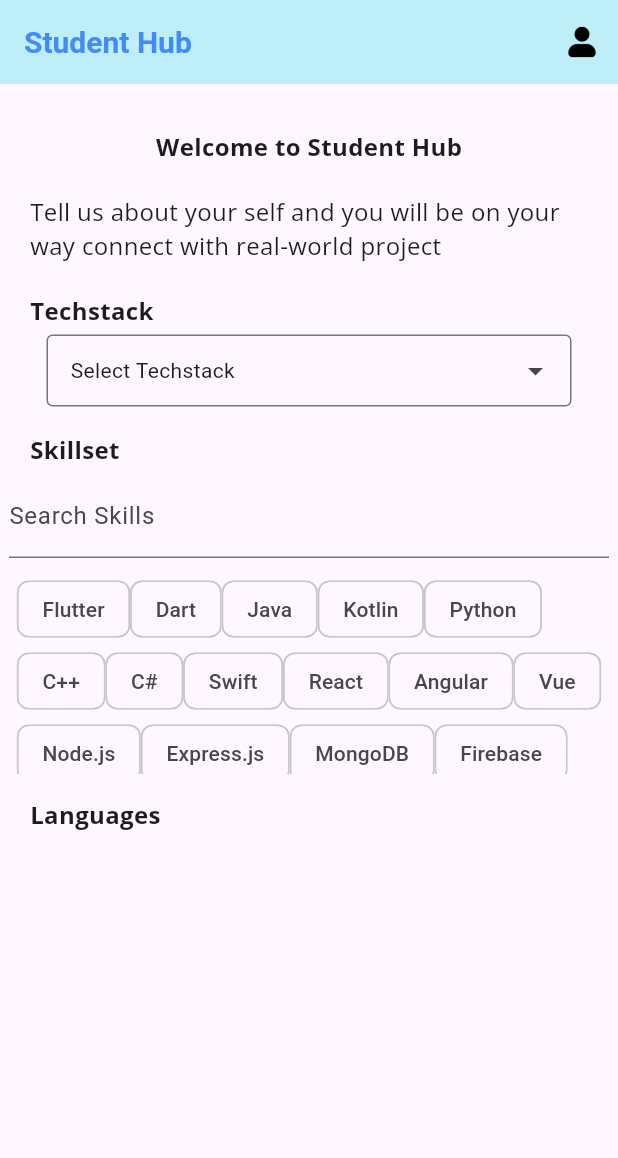
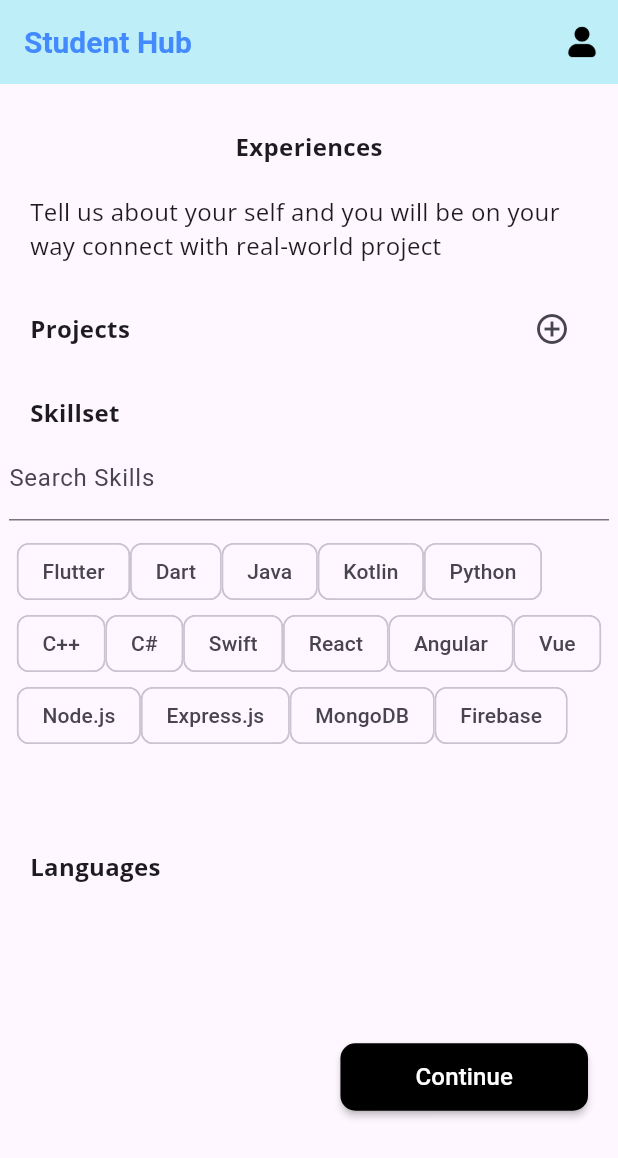
Before and after one commit to tranthienkhiem2608/student_hub, a Flutter app: the screen it shows after launch, on a phone screen of 412 x 824 dp. Shown: the top 1158 px of the screen. Run offline on Flutter 3.47's test engine with Material 3 defaults, Android fonts, the phone set to English and light mode, and no system bars; drawn by our look-alikes of dropdown_search; our stand-ins replace google_fonts, google_nav_bar, iconsax.

Commit message:
feat: Add Profile Input Step 2

```diff
--- a/student_hub/lib/main.dart
+++ b/student_hub/lib/main.dart
@@ -9,6 +9,7 @@ import 'package:student_hub/views/welcome-screen.dart';
 import 'package:student_hub/views/edit_profile.dart';
 import 'package:student_hub/views/home_view.dart';
 import 'package:student_hub/views/profile_input_student1.dart';
+import 'package:student_hub/views/profile_input_student2.dart';
 
 void main() {
   runApp(MyApp());
@@ -24,7 +25,7 @@ class MyApp extends StatelessWidget {
         primarySwatch: Colors.lightBlue,
         visualDensity: VisualDensity.adaptivePlatformDensity,
       ),
-      home: ProfileInputStudent1(),
+      home: ProfileInputStudent2(),
     );
   }
 }
--- a/student_hub/lib/views/profile_input.dart
+++ b/student_hub/lib/views/profile_input.dart
@@ -11,6 +11,7 @@ class ProfileInput extends StatefulWidget {
 }
 
 class _AppBar extends StatelessWidget implements PreferredSizeWidget {
+
   const _AppBar({super.key});
 
   @override
--- /dev/null
+++ b/student_hub/lib/views/profile_input_student2.dart
@@ -0,0 +1,317 @@
+import 'package:flutter/material.dart';
+import 'package:google_fonts/google_fonts.dart';
+import 'package:dropdown_search/dropdown_search.dart';
+
+class ProfileInputStudent2 extends StatefulWidget {
+  ProfileInputStudent2({Key? key}) : super(key: key);
+
+  @override
+  _ProfileInputStudent2State createState() => _ProfileInputStudent2State();
+}
+
+class _ProfileInputStudent2State extends State<ProfileInputStudent2> {
+  final List<String> skills = [
+    'Flutter',
+    'Dart',
+    'Java',
+    'Kotlin',
+    'Python',
+    'C++',
+    'C#',
+    'Swift',
+    'React',
+    'Angular',
+    'Vue',
+    'Node.js',
+    'Express.js',
+    'MongoDB',
+    'Firebase',
+  ];
+
+  List<String> _selectedSkills = [];
+  String _searchQuery = '';
+
+  @override
+  Widget build(BuildContext context) {
+    final _selectedSkills = <String>[];
+    return Scaffold(
+      appBar: _AppBar(),
+      body: Center(
+        child: Column(
+          children: <Widget>[
+            Padding(
+              padding: const EdgeInsets.fromLTRB(20, 30, 20, 5),
+              child: Align(
+                alignment: Alignment.topCenter,
+                child: Text(
+                  "Experiences",
+                  style: GoogleFonts.openSans(
+                    fontSize: 16,
+                    fontWeight: FontWeight.bold,
+                  ),
+                ),
+              ),
+            ),
+            Padding(
+              padding: const EdgeInsets.fromLTRB(20, 15, 20, 5),
+              child: Text(
+                "Tell us about your self and you will be on your way connect with real-world project",
+                style: GoogleFonts.openSans(
+                  fontSize: 16,
+                  fontWeight: FontWeight.normal,
+                ),
+                textAlign: TextAlign.left,
+              ),
+            ),
+            Padding(
+              padding: const EdgeInsets.fromLTRB(20, 15, 20, 5),
+              child: Row(
+                mainAxisAlignment: MainAxisAlignment.spaceBetween,
+                children: [
+                  Text(
+                    "Projects",
+                    style: GoogleFonts.openSans(
+                      fontSize: 16,
+                      fontWeight: FontWeight.bold,
+                    ),
+                    textAlign: TextAlign.left,
+                  ),
+                  IconButton(
+                    icon: Icon(Icons.add_circle_outline),
+                    onPressed: () {
+                      // Add your logic here for handling the icon press
+                    },
+                  ),
+                ],
+              ),
+            ),
+            Padding(
+              padding: const EdgeInsets.fromLTRB(20, 15, 20, 5),
+              child: Align(
+                alignment: Alignment.centerLeft,
+                child: Text(
+                  "Skillset",
+                  style: GoogleFonts.openSans(
+                    fontSize: 16,
+                    fontWeight: FontWeight.bold,
+                  ),
+                ),
+              ),
+            ),
+            Container(
+              width: 400,
+              height: 250,
+              child: SingleChildScrollView(
+                child: Column(
+                  children: [
+                    TextField(
+                      decoration: InputDecoration(labelText: 'Search Skills'),
+                      onChanged: (value) =>
+                          setState(() => _searchQuery = value),
+                    ),
+                    SizedBox(height: 10),
+                    Wrap(
+                      children: skills
+                          .where((skill) => skill
+                              .toLowerCase()
+                              .contains(_searchQuery.toLowerCase()))
+                          .map(
+                            (skill) => InputChip(
+                              label: Text(skill),
+                              selected: _selectedSkills.contains(skill),
+                              onSelected: (selected) => setState(() {
+                                selected
+                                    ? _selectedSkills.add(skill)
+                                    : _selectedSkills.remove(skill);
+                              }),
+                            ),
+                          )
+                          .toList(),
+                    ),
+                    SizedBox(height: 10),
+                    Wrap(
+                      children: _selectedSkills
+                          .map((skill) => Chip(
+                                label: Text(skill),
+                                deleteIcon: Icon(Icons.close),
+                                onDeleted: () => setState(
+                                    () => _selectedSkills.remove(skill)),
+                              ))
+                          .toList(),
+                    ),
+                  ],
+                ),
+              ),
+            ),
+            SizedBox(height: 10),
+            Padding(
+              padding: const EdgeInsets.fromLTRB(20, 15, 20, 5),
+              child: Align(
+                alignment: Alignment.centerLeft,
+                child: Text(
+                  "Languages",
+                  style: GoogleFonts.openSans(
+                    fontSize: 16,
+                    fontWeight: FontWeight.bold,
+                  ),
+                ),
+              ),
+            ),
+            SizedBox(height: 80),
+            Align(
+              alignment: Alignment.bottomRight,
+              child: Padding(
+                padding: const EdgeInsets.all(20.0),
+                child: FadeTransition(
+                  opacity: const AlwaysStoppedAnimation(1),
+                  child: MaterialButton(
+                    onPressed: () {},
+                    height: 45,
+                    color: Colors.black,
+                    padding: const EdgeInsets.symmetric(
+                        vertical: 10, horizontal: 50),
+                    shape: RoundedRectangleBorder(
+                      borderRadius: BorderRadius.circular(10.0),
+                    ),
+                    child: const Text(
+                      "Continue",
+                      style: TextStyle(color: Colors.white, fontSize: 16.0),
+                    ),
+                  ),
+                ),
+              ),
+            ),
+          ],
+        ),
+      ),
+    );
+  }
+}
+
+class _AppBar extends StatelessWidget implements PreferredSizeWidget {
+  const _AppBar({super.key});
+
+  @override
+  Widget build(BuildContext context) {
+    return AppBar(
+      title: const Text('Student Hub',
+          style: TextStyle(
+              color: Colors.blueAccent,
+              fontSize: 20,
+              fontWeight: FontWeight.bold)),
+      backgroundColor: const Color(0xFFBEEEF7),
+      actions: <Widget>[
+        IconButton(
+          icon: SizedBox(
+            width: 25,
+            height: 25,
+            child: Image.asset('assets/icons/user_ic.png'),
+          ),
+          onPressed: () {},
+        ),
+      ],
+    );
+  }
+
+  @override
+  Size get preferredSize => const Size.fromHeight(kToolbarHeight);
+}
+
+Widget _customItemBuilder(BuildContext context, String item, bool isSelected) {
+  return Padding(
+      padding: const EdgeInsets.fromLTRB(5, 15, 5, 15),
+      child: Column(
+        children: [
+          Text(
+            item,
+            style: TextStyle(
+              color: isSelected ? Colors.blue : Colors.black,
+              fontWeight: isSelected ? FontWeight.bold : FontWeight.normal,
+            ),
+          ),
+          const Divider(
+            color: Colors.black,
+            thickness: 0.2,
+          ),
+        ],
+      ));
+}
+
+Widget _customLoadingBuilder(BuildContext context, String item) {
+  return const Center(
+    child: CircularProgressIndicator(
+      color: Colors.blue,
+    ),
+  );
+}
+
+Future<List<String>> getData(String? filter) async {
+  List<String> skills = [
+    'Flutter',
+    'Dart',
+    'Java',
+    'Kotlin',
+    'Python',
+    'C++',
+    'C#',
+    'Swift',
+    'React',
+    'Angular',
+    'Vue',
+    'Node.js',
+    'Express.js',
+    'MongoDB',
+    'Firebase',
+    'SQL',
+    'NoSQL',
+    'HTML',
+    'CSS',
+    'JavaScript',
+    'TypeScript',
+    'Redux',
+    'MobX',
+    'GraphQL',
+    'REST',
+    'Docker',
+    'Kubernetes',
+    'Jenkins',
+    'Git',
+    'GitHub',
+    'GitLab',
+    'Bitbucket',
+    'Jira',
+    'Confluence',
+    'Trello',
+    'Slack',
+    'Microsoft Teams',
+    'Zoom',
+    'Google Meet',
+    'Skype',
+    'WebRTC',
+    'Agile',
+    'Scrum',
+    'Kanban',
+    'Lean',
+    'XP',
+    'Pair Programming',
+    'TDD',
+    'BDD',
+    'CI/CD',
+    'DevOps',
+    'Microservices',
+    'Serverless',
+    'TDD',
+    'BDD',
+    'CI/CD',
+    'DevOps',
+    'Microservices',
+    'Serverless',
+  ];
+  await Future.delayed(const Duration(milliseconds: 200));
+  if (filter!.isNotEmpty) {
+    return skills
+        .where((skill) => skill.toLowerCase().contains(filter.toLowerCase()))
+        .toList();
+  }
+  return skills;
+}
```
